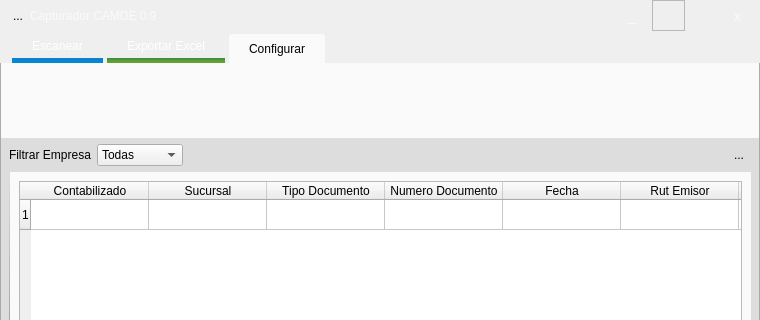
Old version of the form GUI/mainWindow.ui in the repository firenessmax/bte001; both pictures show x 0 to 760 and y 0 to 320 of the 760 by 540 pixel window.
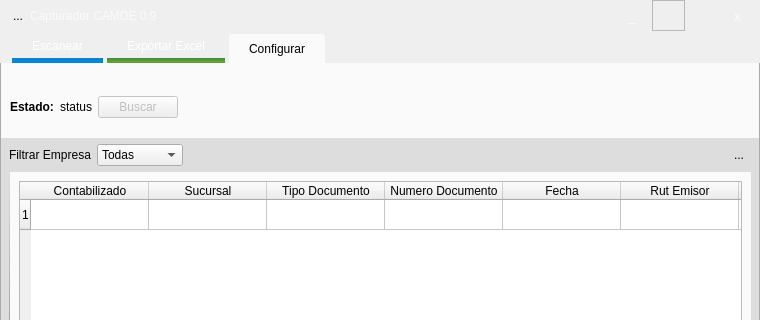
New version of the form. The open tabs and pages were chosen to show the change. Icons and pictures are not drawn.

Commit message: Buscando devices

```diff
--- a/GUI/mainWindow.ui
+++ b/GUI/mainWindow.ui
@@ -786,6 +786,51 @@
              <attribute name="title">
               <string>Configurar</string>
              </attribute>
+             <layout class="QGridLayout" name="gridLayout">
+              <item row="0" column="0">
+               <widget class="QLabel" name="label_4">
+                <property name="font">
+                 <font>
+                  <weight>75</weight>
+                  <bold>true</bold>
+                 </font>
+                </property>
+                <property name="text">
+                 <string>Estado:</string>
+                </property>
+               </widget>
+              </item>
+              <item row="0" column="2">
+               <widget class="QPushButton" name="pushButtonDevice">
+                <property name="enabled">
+                 <bool>false</bool>
+                </property>
+                <property name="text">
+                 <string>Buscar</string>
+                </property>
+               </widget>
+              </item>
+              <item row="0" column="3">
+               <spacer name="horizontalSpacer_4">
+                <property name="orientation">
+                 <enum>Qt::Horizontal</enum>
+                </property>
+                <property name="sizeHint" stdset="0">
+                 <size>
+                  <width>40</width>
+                  <height>20</height>
+                 </size>
+                </property>
+               </spacer>
+              </item>
+              <item row="0" column="1">
+               <widget class="QLabel" name="labelStatusDevice">
+                <property name="text">
+                 <string>status</string>
+                </property>
+               </widget>
+              </item>
+             </layout>
             </widget>
            </widget>
           </item>
```
Left out of the diff: 19 changed lines with no effect on the pictures. The commit also changes 3 other files.
